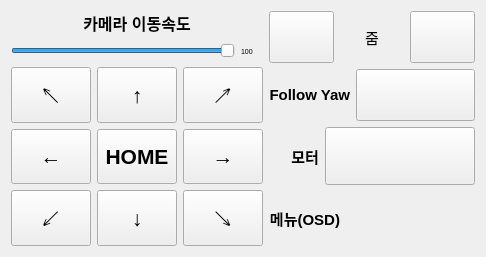
Above: ui/camera_control_widget.ui from yangyang1598/20250910_skyeye before the change. Below: the same form after it.
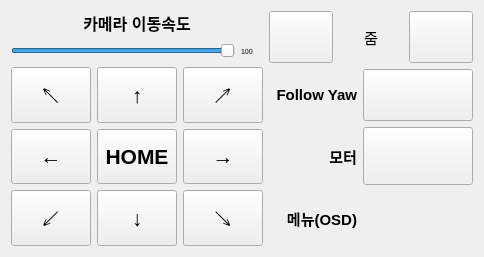
That is the form after the change. Icons and pictures are not drawn.

Diff of the .ui file:
```diff
--- a/ui/camera_control_widget.ui
+++ b/ui/camera_control_widget.ui
@@ -399,7 +399,7 @@
            </property>
            <property name="maximumSize">
             <size>
-             <width>150</width>
+             <width>110</width>
              <height>58</height>
             </size>
            </property>
@@ -461,7 +461,7 @@
            </property>
            <property name="maximumSize">
             <size>
-             <width>150</width>
+             <width>110</width>
              <height>58</height>
             </size>
            </property>
@@ -523,7 +523,7 @@
            </property>
            <property name="maximumSize">
             <size>
-             <width>150</width>
+             <width>110</width>
              <height>58</height>
             </size>
            </property>
```
Left out of the diff: 6 changed lines with no effect on the pictures.
